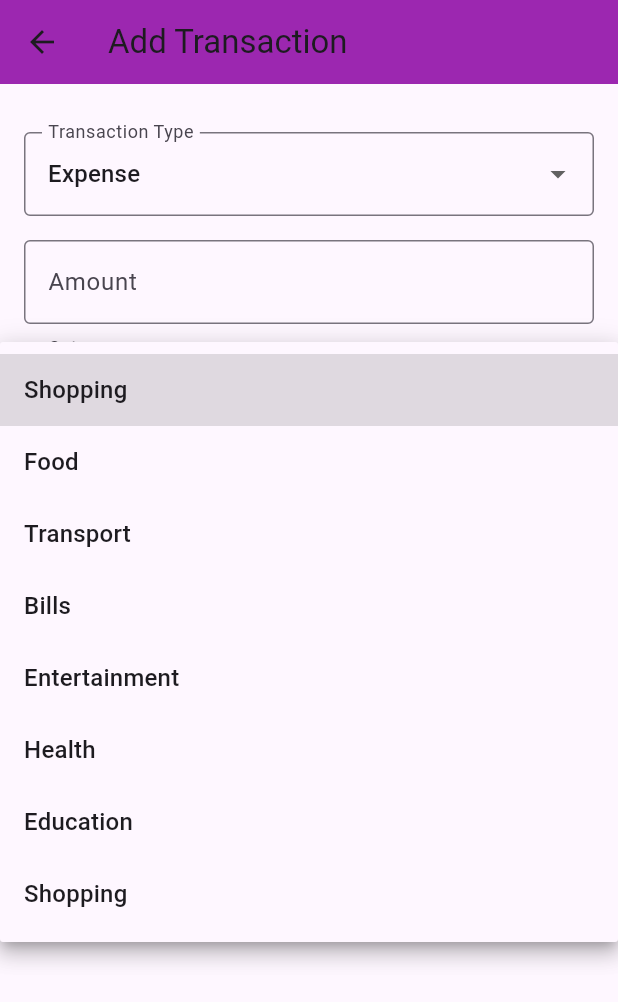
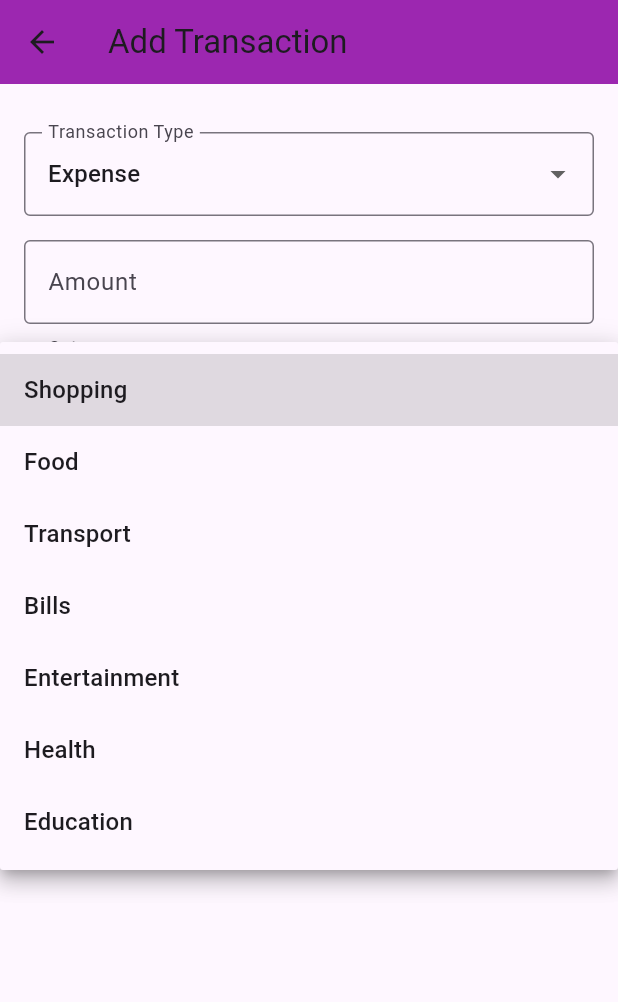
Before and after one commit to Alex-Bolgan/KPP, a Flutter app: the AddTransactionScreen screen opened directly, after a tap on "Shopping", on a phone screen of 412 x 824 dp. Shown: the top 1002 px of the screen. Run offline on Flutter 3.47's test engine with Material 3 defaults, Android fonts, the phone set to English and light mode, and no system bars; our stand-ins replace cloud_firestore, firebase_auth, firebase_core, firebase_crashlytics; missing offline and left inert: string_to_icon; accounts and stored records are empty.

```diff
--- a/expense_tracker/lib/screens/add_transaction_screen.dart
+++ b/expense_tracker/lib/screens/add_transaction_screen.dart
@@ -34,7 +34,6 @@ class _AddTransactionScreenState extends State<AddTransactionScreen> {
   void initState() {
     super.initState();
     fetchAccounts();
-    selectedCategory = expenseCategories.first['name']; // Default category for expense
   }
 
   Future<void> fetchAccounts() async {
@@ -123,6 +122,11 @@ class _AddTransactionScreenState extends State<AddTransactionScreen> {
         ? incomeCategories.map((e) => e['name'] as String).toList()
         : expenseCategories.map((e) => e['name'] as String).toList();
 
+    // Ensure selectedCategory is always valid
+    if (!categories.contains(selectedCategory)) {
+      selectedCategory = categories.isNotEmpty ? categories.first : '';
+    }
+
     return Scaffold(
       appBar: AppBar(
         title: const Text('Add Transaction'),
@@ -145,10 +149,6 @@ class _AddTransactionScreenState extends State<AddTransactionScreen> {
               onChanged: (value) {
                 setState(() {
                   transactionType = value!;
-                  // Update categories and set default selected category
-                  selectedCategory = transactionType == 'Income'
-                      ? incomeCategories.first['name']
-                      : expenseCategories.first['name'];
                 });
               },
             ),
--- a/expense_tracker/lib/services/categories_service.dart
+++ b/expense_tracker/lib/services/categories_service.dart
@@ -9,7 +9,6 @@ class CategoriesService {
     {'name': 'Entertainment', 'icon': Icons.movie, 'color': Colors.green},
     {'name': 'Health', 'icon': Icons.health_and_safety, 'color': Colors.teal},
     {'name': 'Education', 'icon': Icons.school, 'color': Colors.cyan},
-    {'name': 'Shopping', 'icon': Icons.shopping_bag, 'color': Colors.orange},
   ];
 
    static final List<Map<String, dynamic>> incomeCategories = [
```
